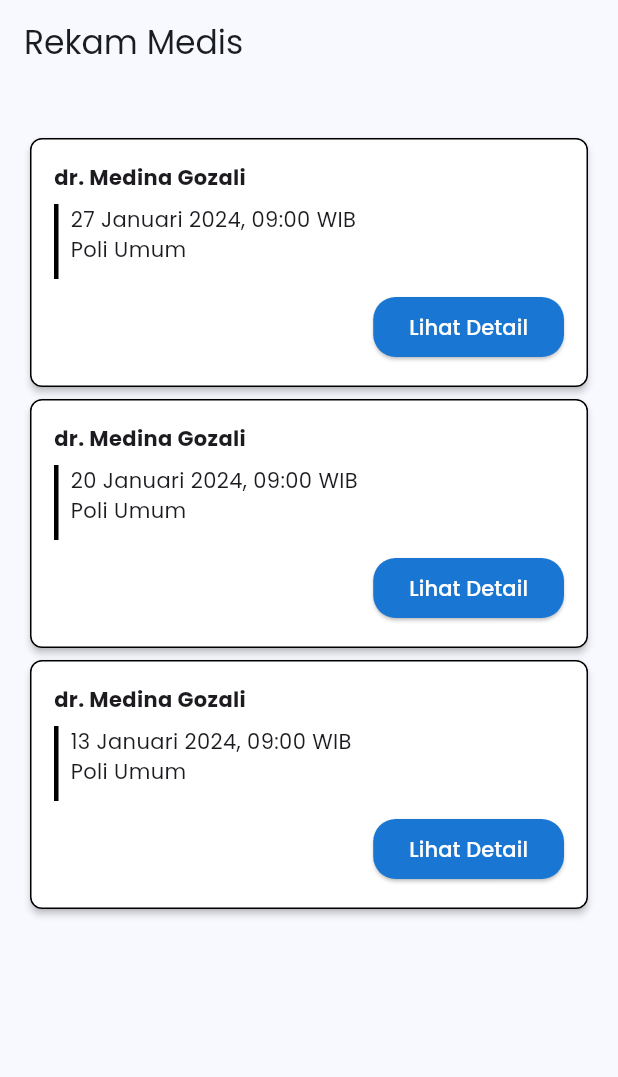
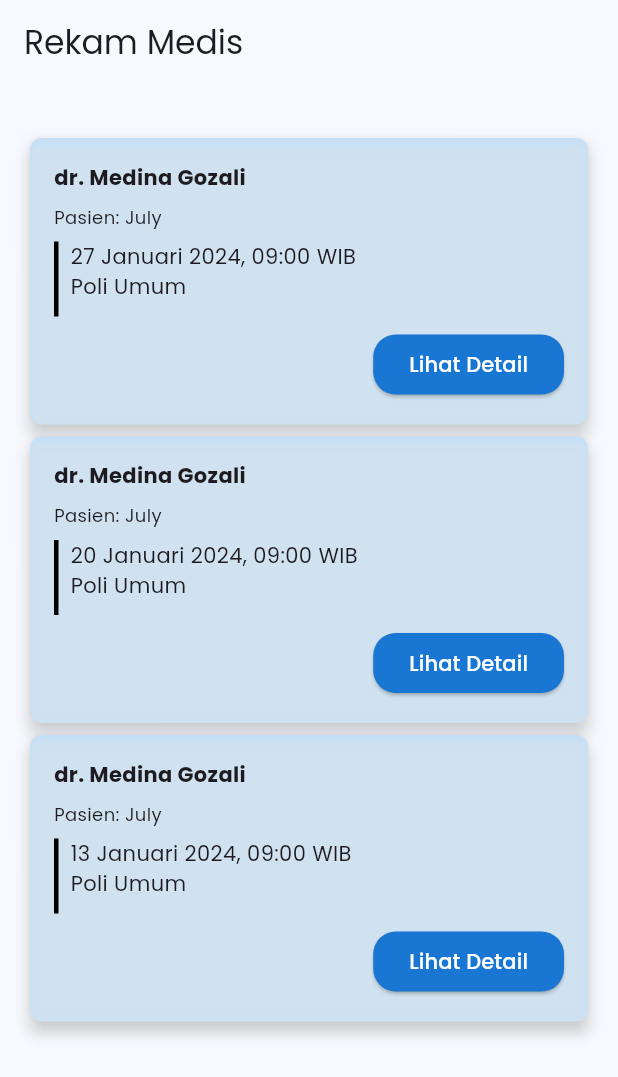
Before and after one commit to boyaditya/flutter-outpatient-hospital-app, a Flutter app: the RekamMedis screen opened by its route, on a phone screen of 412 x 824 dp. Shown: the top 1077 px of the screen. Run offline on Flutter 3.47's test engine with Material 3 defaults, Android fonts, the phone set to English and light mode, and no system bars; our stand-ins replace bloc, calendar_date_picker2, carousel_slider, dots_indicator, flutter_bloc, flutter_rating_bar and 2 more; accounts and stored records are empty.

Commit message:
rekam medis

```diff
--- a/app/lib/pages/lihat_janji_temu/histori_janji_temu.dart
+++ b/app/lib/pages/lihat_janji_temu/histori_janji_temu.dart
@@ -70,7 +70,7 @@ class _HistoriJanjiTemuState extends State<HistoriJanjiTemu> {
                   const Padding(
                     padding: EdgeInsets.only(left: 20),
                     child: Text(
-                      "Histori Janji Temu",
+                      "Riwayat Janji Temu",
                       style: TextStyle(
                         fontWeight: FontWeight.bold,
                         fontSize: 22,
--- a/app/lib/pages/rekam_medis/rekam_medis.dart
+++ b/app/lib/pages/rekam_medis/rekam_medis.dart
@@ -1,19 +1,4 @@
 import 'package:flutter/material.dart';
-// import 'package:flutter/widgets.dart';
-
-// void main() {
-//   runApp(_MyApp());
-// }
-
-// class _MyApp extends StatelessWidget {
-//   @override
-//   Widget build(BuildContext context) {
-//     return const MaterialApp(
-//       title: 'Rekam Medis',
-//       home: RekamMedis(),
-//     );
-//   }
-// }
 
 class RekamMedis extends StatefulWidget {
   const RekamMedis({super.key});
@@ -23,9 +8,6 @@ class RekamMedis extends StatefulWidget {
 }
 
 class _RekamMedisState extends State<RekamMedis> {
-  // int _currentIndex = 0;
-
-
   String? _selectedDay;
   String? _selectedPoli;
   final List<Map<String, String>> _medicalRecords = [
@@ -33,16 +15,19 @@ class _RekamMedisState extends State<RekamMedis> {
       'doctorName': 'dr. Medina Gozali',
       'dateTime': '27 Januari 2024, 09:00 WIB',
       'poli': 'Poli Umum',
+      'patientName': 'July',
     },
     {
       'doctorName': 'dr. Medina Gozali',
       'dateTime': '20 Januari 2024, 09:00 WIB',
       'poli': 'Poli Umum',
+      'patientName': 'July',
     },
     {
       'doctorName': 'dr. Medina Gozali',
       'dateTime': '13 Januari 2024, 09:00 WIB',
       'poli': 'Poli Umum',
+      'patientName': 'July',
     },
     // Tambahkan data rekam medis lainnya di sini
   ];
@@ -52,10 +37,6 @@ class _RekamMedisState extends State<RekamMedis> {
     return Scaffold(
       appBar: AppBar(
         automaticallyImplyLeading: false,
-        // leading: IconButton(
-        //   icon: const Icon(Icons.arrow_back_ios_outlined),
-        //   onPressed: () {},
-        // ),
         title: const Text('Rekam Medis'),
       ),
       body: Padding(
@@ -69,15 +50,21 @@ class _RekamMedisState extends State<RekamMedis> {
                 itemCount: _medicalRecords.length,
                 itemBuilder: (context, index) {
                   return Card(
-                    color: Colors
-                        .white, // Mengubah warna background Card menjadi putih
-                    elevation: 2, // Menambahkan sedikit bayangan pada Card
+                    color: Colors.blue[100], // Mengubah warna background Card menjadi putih
+                    elevation: 4, // Menambahkan sedikit bayangan pada Card
                     shape: RoundedRectangleBorder(
-                      side: const BorderSide(
-                          color: Colors
-                              .black), // Mengubah warna border menjadi hitam
-                      borderRadius: BorderRadius.circular(
-                          8.0), // Mengatur radius sudut Card
+                      borderRadius: BorderRadius.circular(8.0), // Mengatur radius sudut Card
+                    ),
+                    child: Container(
+                      decoration: BoxDecoration(
+                        boxShadow: [
+                          BoxShadow(
+                            color: Color.fromARGB(255, 229, 229, 229).withOpacity(0.5),
+                            spreadRadius: 2,
+                            blurRadius: 7,
+                            offset: const Offset(0, 3), // changes position of shadow
+                          ),
+                        ],
                       ),
                       child: Padding(
                         padding: const EdgeInsets.all(16.0),
@@ -89,6 +76,13 @@ class _RekamMedisState extends State<RekamMedis> {
                               style: const TextStyle(
                                 fontWeight: FontWeight.bold,
                                 fontSize: 14.0,
+                              ),
+                            ),
+                            const SizedBox(height: 8.0),
+                            Text(
+                              'Pasien: ${_medicalRecords[index]['patientName']!}',
+                              style: const TextStyle(
+                                fontSize: 12.0,
                               ),
                             ),
                             const SizedBox(height: 8.0),
@@ -119,8 +113,7 @@ class _RekamMedisState extends State<RekamMedis> {
                               mainAxisAlignment: MainAxisAlignment.end,
                               children: [
                                 ElevatedButton(
-                                onPressed: (
-                                ) {
+                                  onPressed: () {
                                     Navigator.pushNamed(context, '/detail_rm');
                                     // Aksi tombol lihat detail
                                   },
@@ -140,6 +133,7 @@ class _RekamMedisState extends State<RekamMedis> {
                           ],
                         ),
                       ),
+                    ),
                   );
                 },
               ),
```
Lines whose indentation alone changed are shown as unchanged.
